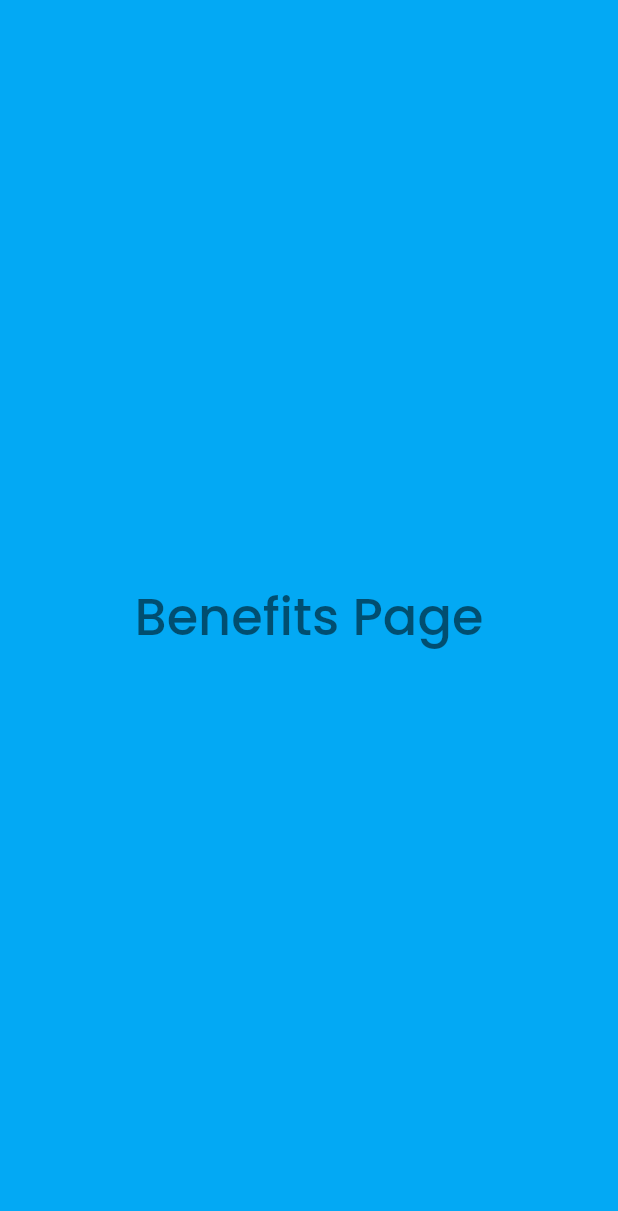
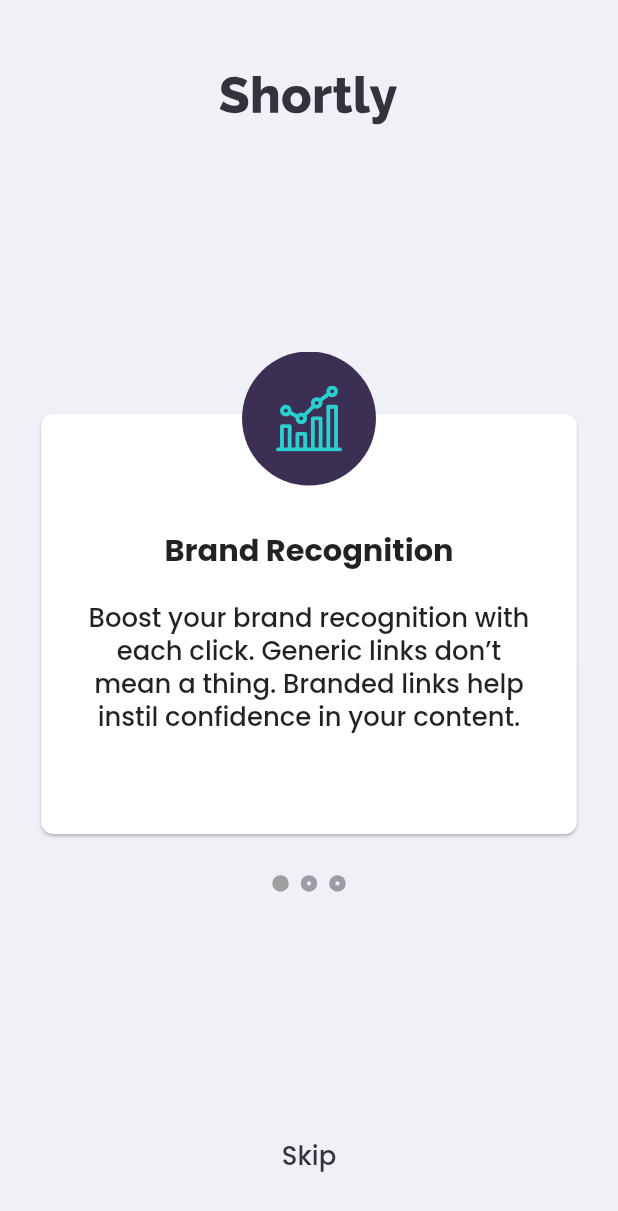
Before and after one commit to IagoAleksander/urlShortener, a Flutter app: the screen it shows after launch, after a tap on "START", on a phone screen of 412 x 824 dp. Shown: the top 1211 px of the screen. Run offline on Flutter 3.47's test engine with Material 2 defaults, Android fonts, the phone set to English and light mode, and no system bars; drawn by our look-alikes of page_view_indicators; our stand-ins replace flutter_screenutil, flutter_svg.

Commit message:
Development of Benefits Screen

```diff
--- /dev/null
+++ b/url_shortener/lib/data/models/benefit.dart
@@ -0,0 +1,7 @@
+class Benefit {
+  final String title;
+  final String description;
+  final String svgAssetPath;
+
+  Benefit(this.title, this.description, this.svgAssetPath);
+}
--- a/url_shortener/lib/resources/theme.dart
+++ b/url_shortener/lib/resources/theme.dart
@@ -1,10 +1,32 @@
 import 'package:flutter/material.dart';
+import 'package:flutter_screenutil/flutter_screenutil.dart';
 import 'package:url_shortener/resources/colors.dart';
 
 ThemeData getThemeData() {
   return ThemeData(
-      backgroundColor: ColorsRes.backgroundWhite,
-      primaryColor: ColorsRes.primaryCyan,
-      primarySwatch: Colors.blue,
-      fontFamily: 'Poppins');
+    backgroundColor: ColorsRes.backgroundWhite,
+    scaffoldBackgroundColor: ColorsRes.backgroundOffWhite,
+    primaryColor: ColorsRes.primaryCyan,
+    primaryColorDark: ColorsRes.primaryDarkViolet,
+    cardColor: ColorsRes.backgroundWhite,
+    indicatorColor: ColorsRes.neutralGray,
+
+    fontFamily: 'Poppins',
+    textTheme: TextTheme(
+      headline6: TextStyle(
+        fontWeight: FontWeight.bold,
+        fontSize: 35.sp,
+        height: 1.3,
+      ),
+      subtitle1: TextStyle(
+        fontWeight: FontWeight.bold,
+        fontSize: 20.sp,
+      ),
+      bodyText1: TextStyle(
+        fontWeight: FontWeight.w500,
+        fontSize: 17.sp,
+        height: 1.3,
+      ),
+    ),
+  );
 }
--- a/url_shortener/lib/ui/screens/benefits_screen.dart
+++ b/url_shortener/lib/ui/screens/benefits_screen.dart
@@ -1,23 +1,109 @@
 import 'package:flutter/material.dart';
+import 'package:flutter_screenutil/flutter_screenutil.dart';
+import 'package:flutter_svg/svg.dart';
+import 'package:page_view_indicators/circle_page_indicator.dart';
+import 'package:url_shortener/data/models/benefit.dart';
+import 'package:url_shortener/ui/widgets/custom_button.dart';
+import 'package:url_shortener/ui/widgets/item_benefit.dart';
 import 'package:url_shortener/utils/router.dart';
 
-class BenefitsScreen extends StatelessWidget {
+class BenefitsScreen extends StatefulWidget {
   const BenefitsScreen({Key? key}) : super(key: key);
 
   @override
+  _BenefitsScreenState createState() => _BenefitsScreenState();
+}
+
+class _BenefitsScreenState extends State<BenefitsScreen> {
+  final PageController _controller = PageController(
+    initialPage: 0,
+  );
+  final _currentPageNotifier = ValueNotifier<int>(0);
+  final List<Benefit> benefits = [
+    Benefit(
+        "Brand Recognition",
+        "Boost your brand recognition with each click. Generic links don’t mean a thing. Branded links help instil confidence in your content.",
+        'assets/icons/diagram.svg'),
+    Benefit(
+        "Detailed Records",
+        "Gain insights into who is clicking your links. Knowing when and where people engage with your content helps inform better decisions.",
+        'assets/icons/gauge.svg'),
+    Benefit(
+        "Fully Customizable",
+        "lmprove brand awareness and content discoverability through customizable links, supercharglng audience engagement.",
+        'assets/icons/tools.svg')
+  ];
+
+  @override
+  void dispose() {
+    _controller.dispose();
+    _currentPageNotifier.dispose();
+    super.dispose();
+  }
+
+  @override
   Widget build(BuildContext context) {
-    return DefaultTextStyle(
-      style: Theme.of(context).textTheme.headline4!,
-      child: GestureDetector(
-        onTap: () {
-          Navigator.of(context).pushNamed(mainRoute);
-        },
-        child: Container(
-          color: Colors.lightBlue,
-          alignment: Alignment.center,
-          child: const Text('Benefits Page'),
+    return Scaffold(
+      body: SafeArea(
+        child: Column(
+          mainAxisSize: MainAxisSize.max,
+          crossAxisAlignment: CrossAxisAlignment.stretch,
+          children: [
+            _displayLogo(),
+            const Spacer(),
+            _buildPageView(),
+            _buildDotsIndicator(),
+            const Spacer(),
+            CustomButton(
+              UniqueKey(),
+              ButtonType.textButton,
+              "Skip",
+              () => Navigator.of(context).pushNamed(mainRoute),
+            )
+          ],
         ),
       ),
     );
   }
+
+  _displayLogo() {
+    return Padding(
+      padding: EdgeInsets.only(
+        top: ScreenUtil().setHeight(50),
+      ),
+      child: SvgPicture.asset(
+        'assets/images/logo.svg',
+        width: ScreenUtil().setWidth(120),
+        height: ScreenUtil().setHeight(32),
+      ),
+    );
+  }
+
+  _buildPageView() {
+    return SizedBox(
+      height: 344.h,
+      child: PageView(
+        controller: _controller,
+        children: benefits
+            .map<Widget>((benefit) => CardBenefit(UniqueKey(), benefit))
+            .toList(),
+        onPageChanged: (int index) {
+          _currentPageNotifier.value = index;
+        },
+      ),
+    );
+  }
+
+  _buildDotsIndicator() {
+    return CirclePageIndicator(
+      size: 10.w,
+      selectedSize: 10.w,
+      borderWidth: 4.r,
+      selectedDotColor: Theme.of(context).indicatorColor,
+      borderColor: Theme.of(context).indicatorColor,
+      dotColor: Theme.of(context).scaffoldBackgroundColor,
+      itemCount: benefits.length,
+      currentPageNotifier: _currentPageNotifier,
+    );
+  }
 }
--- /dev/null
+++ b/url_shortener/lib/ui/widgets/custom_button.dart
@@ -0,0 +1,79 @@
+import 'package:flutter/material.dart';
+import 'package:flutter_screenutil/flutter_screenutil.dart';
+import 'package:url_shortener/resources/colors.dart';
+
+enum ButtonType {
+  elevatedButton,
+  textButton,
+}
+
+class CustomButton extends StatelessWidget {
+  final ButtonType buttonType;
+  final String text;
+  final VoidCallback? _function;
+
+  const CustomButton(
+    Key? key,
+    this.buttonType,
+    this.text,
+    this._function,
+  ) : super(key: key);
+
+  @override
+  Widget build(BuildContext context) {
+    switch (buttonType) {
+      case ButtonType.elevatedButton:
+        {
+          return Padding(
+            padding: EdgeInsets.only(bottom: ScreenUtil().setHeight(30)),
+            child: ElevatedButton(
+              style: ButtonStyle(
+                  backgroundColor: MaterialStateProperty.all<Color>(
+                      Theme.of(context).primaryColor)),
+              onPressed: _function,
+              child: Container(
+                child: Text(
+                  text.toUpperCase(),
+                  style: TextStyle(
+                    fontSize: ScreenUtil().setSp(20),
+                    fontWeight: FontWeight.bold,
+                  ),
+                ),
+                alignment: Alignment.center,
+                width: ScreenUtil().setWidth(280),
+                height: ScreenUtil().setHeight(50),
+              ),
+            ),
+          );
+        }
+
+      case ButtonType.textButton:
+        {
+          return Padding(
+            padding: EdgeInsets.only(bottom: 30.h, left: 48.w, right: 48.w),
+            child: TextButton(
+              onPressed: _function,
+              child: Container(
+                child: Text(
+                  text,
+                  style: TextStyle(
+                    color: ColorsRes.neutralGrayishViolet,
+                    fontSize: ScreenUtil().setSp(17),
+                    fontWeight: FontWeight.w500,
+                  ),
+                ),
+                alignment: Alignment.center,
+                width: ScreenUtil().setWidth(280),
+                height: ScreenUtil().setHeight(23),
+              ),
+            ),
+          );
+        }
+
+      default:
+        {
+          return ElevatedButton(onPressed: _function, child: Text(text));
+        }
+    }
+  }
+}
--- /dev/null
+++ b/url_shortener/lib/ui/widgets/item_benefit.dart
@@ -0,0 +1,76 @@
+import 'package:flutter/material.dart';
+import 'package:flutter_screenutil/flutter_screenutil.dart';
+import 'package:flutter_svg/svg.dart';
+import 'package:url_shortener/data/models/benefit.dart';
+import 'package:url_shortener/resources/colors.dart';
+
+class CardBenefit extends StatelessWidget {
+  final Benefit benefit;
+
+  const CardBenefit(
+    Key? key,
+    this.benefit,
+  ) : super(key: key);
+
+  @override
+  Widget build(BuildContext context) {
+    return Stack(
+      alignment: Alignment.center,
+      children: <Widget>[
+        Padding(
+          padding: EdgeInsets.only(top: 14.h),
+          child: Card(
+            shape: RoundedRectangleBorder(
+              borderRadius: BorderRadius.circular(8.r),
+            ),
+            margin: EdgeInsets.all(25.w),
+            color: ColorsRes.backgroundWhite,
+            child: Padding(
+              padding: EdgeInsets.all(23.w),
+              child: SizedBox(
+                child: Column(
+                  crossAxisAlignment: CrossAxisAlignment.stretch,
+                  children: [
+                    Padding(
+                      padding: EdgeInsets.only(top: 50.h),
+                      child: Text(
+                        benefit.title,
+                        textAlign: TextAlign.center,
+                        style: Theme.of(context).textTheme.subtitle1,
+                      ),
+                    ),
+                    Padding(
+                      padding: EdgeInsets.only(top: 20.h),
+                      child: Text(
+                        benefit.description,
+                        textAlign: TextAlign.center,
+                        style: Theme.of(context).textTheme.bodyText1,
+                      ),
+                    ),
+                  ],
+                ),
+              ),
+            ),
+          ),
+        ),
+        Align(
+          alignment: Alignment.topCenter,
+          child: Container(
+            height: 88.h,
+            decoration: const BoxDecoration(
+              color: ColorsRes.primaryDarkViolet,
+              shape: BoxShape.circle,
+            ),
+            alignment: Alignment.center,
+            child: SvgPicture.asset(
+              benefit.svgAssetPath,
+              width: 40.w,
+              height: 40.w,
+              color: ColorsRes.primaryCyan,
+            ),
+          ),
+        )
+      ],
+    );
+  }
+}
--- a/url_shortener/pubspec.yaml
+++ b/url_shortener/pubspec.yaml
@@ -33,10 +33,15 @@ dependencies:
   cupertino_icons: ^1.0.2
   flutter_svg: ^0.22.0
   flutter_screenutil: ^5.0.0+2
+  page_view_indicators: ^2.0.0
+  mobx: ^2.0.1
+  mobx_codegen: ^2.0.1+3
 
 dev_dependencies:
   flutter_test:
     sdk: flutter
+
+  build_runner: ^2.0.4
 
   # The "flutter_lints" package below contains a set of recommended lints to
   # encourage good coding practices. The lint set provided by the package is
```
Also changed, not shown: url_shortener/pubspec.lock.
